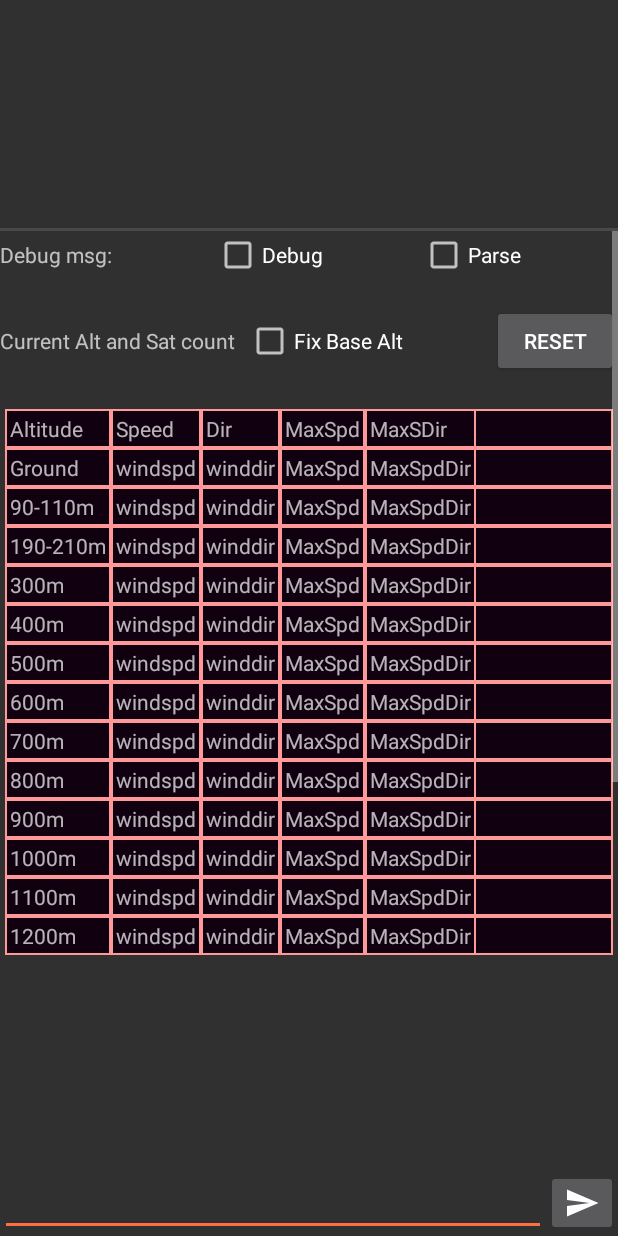
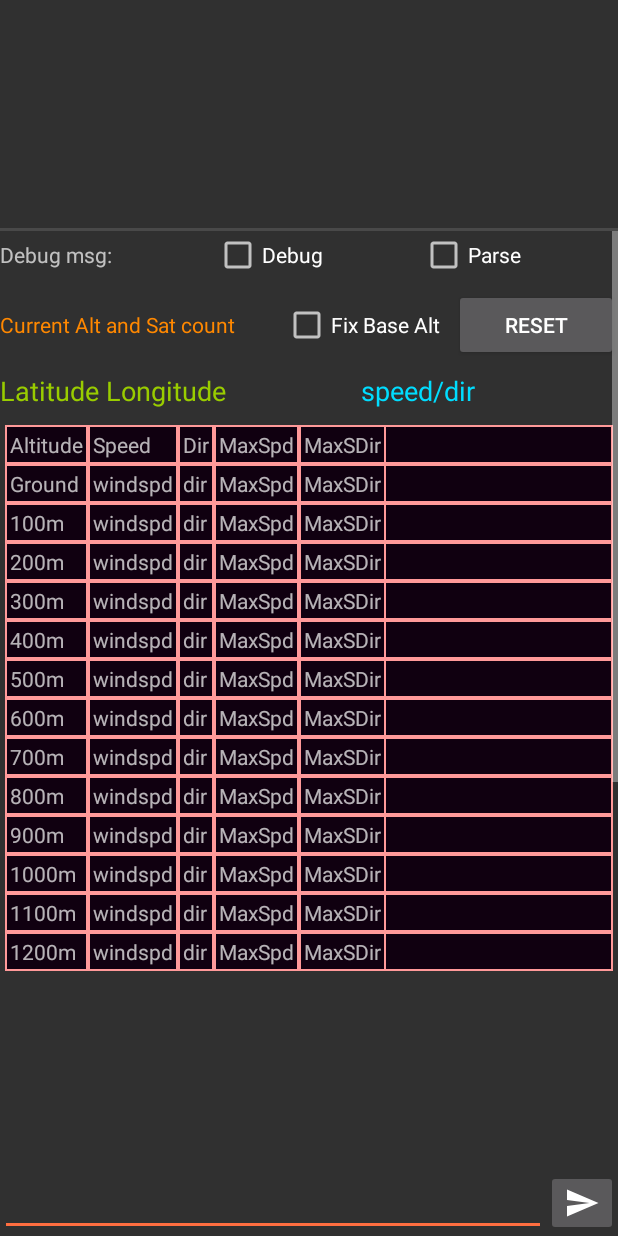
Before and after one commit to fotoamg/android_windSpeed, an Android app: the layout fragment_terminal.xml on its own in the app's theme, with its tools: preview values and no code run, on a phone screen of 412 x 824 dp. Run offline under Robolectric (Android 15) with nearby library versions, the phone set to English and light mode, and no system bars.

Commit message:
Fixes around display and compatibility.

```diff
--- a/app/src/main/res/layout/fragment_terminal.xml
+++ b/app/src/main/res/layout/fragment_terminal.xml
@@ -73,11 +73,12 @@
                     android:layout_width="100dp"
                     android:layout_height="wrap_content"
                     android:layout_weight="1"
-                    android:text="Current Alt and Sat count" />
+                    android:text="Current Alt and Sat count"
+                    android:textColor="@android:color/holo_orange_dark" />
 
                 <CheckBox
                     android:id="@+id/altFixCheck"
-                    android:layout_width="100dp"
+                    android:layout_width="25dp"
                     android:layout_height="wrap_content"
                     android:layout_weight="1"
                     android:text="Fix Base Alt" />
@@ -88,6 +89,33 @@
                     android:layout_height="wrap_content"
                     android:layout_weight="1"
                     android:text="Reset" />
+
+            </LinearLayout>
+
+            <LinearLayout
+                android:layout_width="match_parent"
+                android:layout_height="wrap_content"
+                android:layout_weight="1"
+                android:orientation="horizontal">
+
+                <TextView
+                    android:id="@+id/latLon"
+                    android:layout_width="200dp"
+                    android:layout_height="wrap_content"
+                    android:layout_weight="1"
+                    android:text="Latitude Longitude"
+                    android:textColor="@android:color/holo_green_light"
+                    android:textSize="18sp" />
+
+                <TextView
+                    android:id="@+id/speedDir"
+                    android:layout_width="130dp"
+                    android:layout_height="wrap_content"
+                    android:layout_weight="1"
+                    android:text="speed/dir"
+                    android:textColor="@android:color/holo_blue_bright"
+                    android:textSize="18sp" />
+
             </LinearLayout>
 
             <TableLayout
@@ -115,7 +143,7 @@
                         android:textAlignment="center" />
 
                     <TextView
-                        android:id="@+id/textView8"
+                        android:id="@+id/textSpeedLabel"
                         android:layout_width="wrap_content"
                         android:layout_height="wrap_content"
                         android:background="@drawable/border"
@@ -182,7 +210,7 @@
                         android:layout_height="wrap_content"
                         android:background="@drawable/border"
                         android:padding="3dp"
-                        android:text="winddir"
+                        android:text="dir"
                         android:textAlignment="textEnd" />
 
                     <TextView
@@ -200,7 +228,7 @@
                         android:layout_height="wrap_content"
                         android:background="@drawable/border"
                         android:padding="3dp"
-                        android:text="MaxSpdDir"
+                        android:text="MaxSDir"
                         android:textAlignment="textEnd" />
 
                 </TableRow>
@@ -217,7 +245,7 @@
                         android:layout_height="wrap_content"
                         android:background="@drawable/border"
                         android:padding="3dp"
-                        android:text="90-110m"
+                        android:text="100m"
                         android:textAlignment="textEnd" />
 
                     <TextView
@@ -235,7 +263,7 @@
                         android:layout_height="wrap_content"
                         android:background="@drawable/border"
                         android:padding="3dp"
-                        android:text="winddir"
+                        android:text="dir"
                         android:textAlignment="textEnd" />
 
                     <TextView
@@ -253,7 +281,7 @@
                         android:layout_height="wrap_content"
                         android:background="@drawable/border"
                         android:padding="3dp"
-                        android:text="MaxSpdDir"
+                        android:text="MaxSDir"
                         android:textAlignment="textEnd" />
 
                 </TableRow>
@@ -270,7 +298,7 @@
                         android:layout_height="wrap_content"
                         android:background="@drawable/border"
                         android:padding="3dp"
-                        android:text="190-210m"
+                        android:text="200m"
                         android:textAlignment="textEnd" />
 
                     <TextView
@@ -288,7 +316,7 @@
                         android:layout_height="wrap_content"
                         android:background="@drawable/border"
                         android:padding="3dp"
-                        android:text="winddir"
+                        android:text="dir"
                         android:textAlignment="textEnd" />
 
                     <TextView
@@ -306,7 +334,7 @@
                         android:layout_height="wrap_content"
                         android:background="@drawable/border"
                         android:padding="3dp"
-                        android:text="MaxSpdDir"
+                        android:text="MaxSDir"
                         android:textAlignment="textEnd" />
                 </TableRow>
                 <TableRow
@@ -339,7 +367,7 @@
                         android:layout_height="wrap_content"
                         android:background="@drawable/border"
                         android:padding="3dp"
-                        android:text="winddir"
+                        android:text="dir"
                         android:textAlignment="textEnd" />
 
                     <TextView
@@ -357,7 +385,7 @@
                         android:layout_height="wrap_content"
                         android:background="@drawable/border"
                         android:padding="3dp"
-                        android:text="MaxSpdDir"
+                        android:text="MaxSDir"
                         android:textAlignment="textEnd" />
                 </TableRow>
                 <TableRow
@@ -390,7 +418,7 @@
                         android:layout_height="wrap_content"
                         android:background="@drawable/border"
                         android:padding="3dp"
-                        android:text="winddir"
+                        android:text="dir"
                         android:textAlignment="textEnd" />
 
                     <TextView
@@ -408,7 +436,7 @@
                         android:layout_height="wrap_content"
                         android:background="@drawable/border"
                         android:padding="3dp"
-                        android:text="MaxSpdDir"
+                        android:text="MaxSDir"
                         android:textAlignment="textEnd" />
                 </TableRow>
 
@@ -442,7 +470,7 @@
                         android:layout_height="wrap_content"
                         android:background="@drawable/border"
                         android:padding="3dp"
-                        android:text="winddir"
+                        android:text="dir"
                         android:textAlignment="textEnd" />
 
                     <TextView
@@ -460,7 +488,7 @@
                         android:layout_height="wrap_content"
                         android:background="@drawable/border"
                         android:padding="3dp"
-                        android:text="MaxSpdDir"
+                        android:text="MaxSDir"
                         android:textAlignment="textEnd" />
                 </TableRow>
 
@@ -494,7 +522,7 @@
                         android:layout_height="wrap_content"
                         android:background="@drawable/border"
                         android:padding="3dp"
-                        android:text="winddir"
+                        android:text="dir"
                         android:textAlignment="textEnd" />
 
                     <TextView
@@ -512,7 +540,7 @@
                         android:layout_height="wrap_content"
                         android:background="@drawable/border"
                         android:padding="3dp"
-                        android:text="MaxSpdDir"
+                        android:text="MaxSDir"
                         android:textAlignment="textEnd" />
                 </TableRow>
 
@@ -546,7 +574,7 @@
                         android:layout_height="wrap_content"
                         android:background="@drawable/border"
                         android:padding="3dp"
-                        android:text="winddir"
+                        android:text="dir"
                         android:textAlignment="textEnd" />
 
                     <TextView
@@ -564,7 +592,7 @@
                         android:layout_height="wrap_content"
                         android:background="@drawable/border"
                         android:padding="3dp"
-                        android:text="MaxSpdDir"
+                        android:text="MaxSDir"
                         android:textAlignment="textEnd" />
                 </TableRow>
 
@@ -598,7 +626,7 @@
                         android:layout_height="wrap_content"
                         android:background="@drawable/border"
                         android:padding="3dp"
-                        android:text="winddir"
+                        android:text="dir"
                         android:textAlignment="textEnd" />
 
                     <TextView
@@ -616,7 +644,7 @@
                         android:layout_height="wrap_content"
                         android:background="@drawable/border"
                         android:padding="3dp"
-                        android:text="MaxSpdDir"
+                        android:text="MaxSDir"
                         android:textAlignment="textEnd" />
                 </TableRow>
 
@@ -650,7 +678,7 @@
                         android:layout_height="wrap_content"
                         android:background="@drawable/border"
                         android:padding="3dp"
-                        android:text="winddir"
+                        android:text="dir"
                         android:textAlignment="textEnd" />
 
                     <TextView
@@ -668,7 +696,7 @@
                         android:layout_height="wrap_content"
                         android:background="@drawable/border"
                         android:padding="3dp"
-                        android:text="MaxSpdDir"
+                        android:text="MaxSDir"
                         android:textAlignment="textEnd" />
                 </TableRow>
 
@@ -703,7 +731,7 @@
                         android:layout_height="wrap_content"
                         android:background="@drawable/border"
                         android:padding="3dp"
-                        android:text="winddir"
+                        android:text="dir"
                         android:textAlignment="textEnd" />
 
                     <TextView
@@ -721,7 +749,7 @@
                         android:layout_height="wrap_content"
                         android:background="@drawable/border"
                         android:padding="3dp"
-                        android:text="MaxSpdDir"
+                        android:text="MaxSDir"
                         android:textAlignment="textEnd" />
                 </TableRow>
 
@@ -755,7 +783,7 @@
                         android:layout_height="wrap_content"
                         android:background="@drawable/border"
                         android:padding="3dp"
-                        android:text="winddir"
+                        android:text="dir"
                         android:textAlignment="textEnd" />
 
                     <TextView
@@ -773,7 +801,7 @@
                         android:layout_height="wrap_content"
                         android:background="@drawable/border"
                         android:padding="3dp"
-                        android:text="MaxSpdDir"
+                        android:text="MaxSDir"
                         android:textAlignment="textEnd" />
                 </TableRow>
 
@@ -808,7 +836,7 @@
                         android:layout_height="wrap_content"
                         android:background="@drawable/border"
                         android:padding="3dp"
-                        android:text="winddir"
+                        android:text="dir"
                         android:textAlignment="textEnd" />
 
                     <TextView
@@ -826,7 +854,7 @@
                         android:layout_height="wrap_content"
                         android:background="@drawable/border"
                         android:padding="3dp"
-                        android:text="MaxSpdDir"
+                        android:text="MaxSDir"
                         android:textAlignment="textEnd" />
                 </TableRow>
 
```
Also changed, not shown: app/src/main/java/hu/fotoamg/windspeed/TerminalFragment.java (+93 -12 lines), app/src/main/java/hu/fotoamg/windspeed/nmea/NmeaReceiver.java (+7 -3 lines), app/src/main/java/hu/fotoamg/windspeed/nmea/Sentences/GGA.java (+11 -9 lines), app/src/main/java/hu/fotoamg/windspeed/nmea/Sentences/RMC.java (+8 -5 lines), app/src/main/java/hu/fotoamg/windspeed/nmea/Types/Survey.java (+19 -3 lines), 3 other files.
